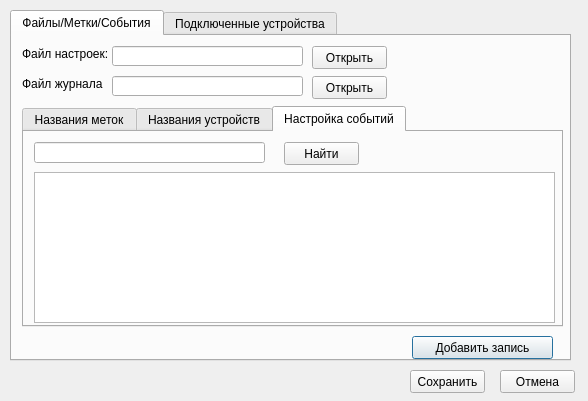
Old version of the form audit/audit/ui/settings_window.ui in the repository BACuTPOH/r245.
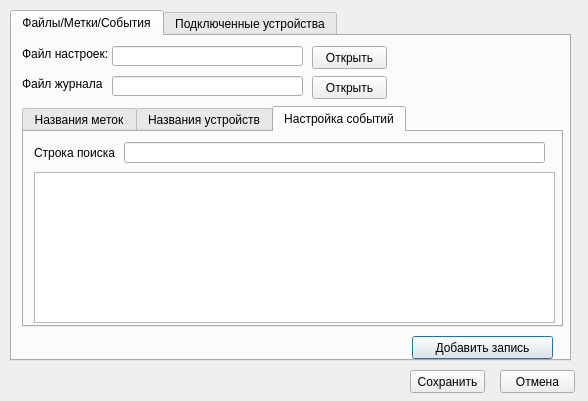
New version of the form. The open tabs and pages were chosen to show the change.

What changed in the file:
```diff
--- a/audit/audit/ui/settings_window.ui
+++ b/audit/audit/ui/settings_window.ui
@@ -14,6 +14,9 @@
    <string>Настройки</string>
   </property>
   <widget class="QTabWidget" name="set_menu_tab">
+   <property name="enabled">
+    <bool>true</bool>
+   </property>
    <property name="geometry">
     <rect>
      <x>10</x>
@@ -212,25 +215,12 @@
       <attribute name="title">
        <string>Настройка событий</string>
       </attribute>
-      <widget class="QPushButton" name="pushButton_13">
+      <widget class="QLineEdit" name="find_event_le">
        <property name="geometry">
         <rect>
-         <x>260</x>
+         <x>100</x>
          <y>10</y>
-         <width>75</width>
-         <height>23</height>
-        </rect>
-       </property>
-       <property name="text">
-        <string>Найти</string>
-       </property>
-      </widget>
-      <widget class="QLineEdit" name="lineEdit_6">
-       <property name="geometry">
-        <rect>
-         <x>10</x>
-         <y>10</y>
-         <width>231</width>
+         <width>421</width>
          <height>21</height>
         </rect>
        </property>
@@ -245,6 +235,19 @@
         </rect>
        </property>
       </widget>
+      <widget class="QLabel" name="label_5">
+       <property name="geometry">
+        <rect>
+         <x>10</x>
+         <y>10</y>
+         <width>81</width>
+         <height>21</height>
+        </rect>
+       </property>
+       <property name="text">
+        <string>Строка поиска:</string>
+       </property>
+      </widget>
      </widget>
     </widget>
    </widget>
```
Left out of the diff: 64 changed lines with no effect on the pictures.
